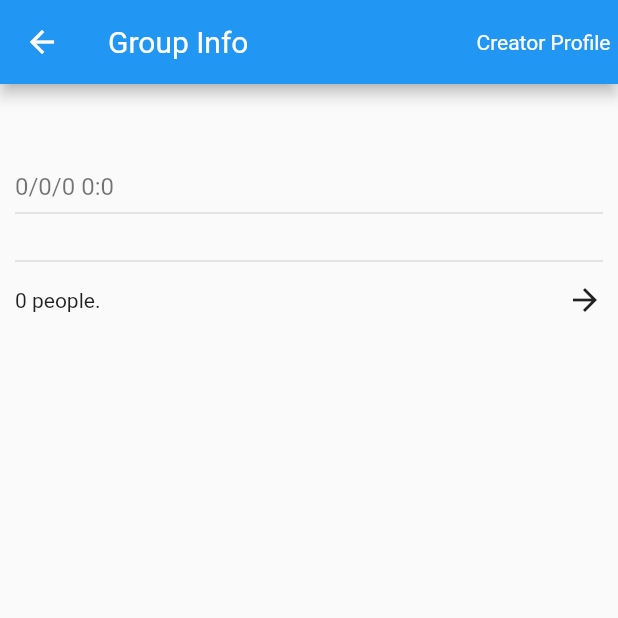
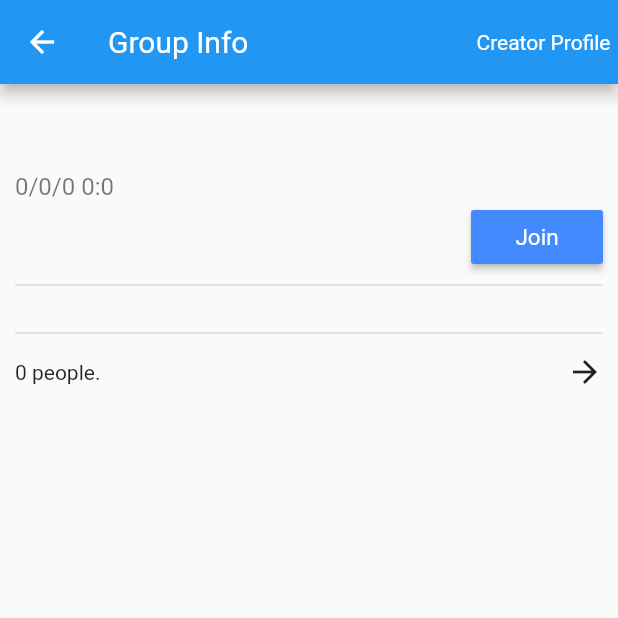
Before and after one commit to afonsoafonsoafonso/bird-chat, a Flutter app: the GroupInfoPage screen opened directly with empty values, on a phone screen of 412 x 824 dp, the top half of it. Run offline on Flutter 3.47's test engine with Material 2 defaults, Android fonts, the phone set to English and light mode, and no system bars.

Commit message:
[Join-Group] Implemented join group functionality

```diff
--- a/bird_chat/lib/screens/GroupInfoPage.dart
+++ b/bird_chat/lib/screens/GroupInfoPage.dart
@@ -1,5 +1,3 @@
-import 'dart:convert';
-
 import 'package:bird_chat/models/User.dart';
 import 'package:bird_chat/models/date.dart';
 import 'package:bird_chat/models/events.dart';
@@ -8,15 +6,59 @@ import 'package:bird_chat/models/time.dart';
 import 'package:bird_chat/screens/profile_page.dart';
 import 'package:bird_chat/services/DatabaseMock.dart';
 import 'package:flutter/material.dart';
-import 'package:flutter/services.dart';
 import 'package:flutter/widgets.dart';
 
-class GroupInfoPage extends StatelessWidget {
+
+class GroupInfoPage extends StatefulWidget {
   static const String route = "/groupinfo";
 
   final Event event;
 
   GroupInfoPage({this.event});
+
+  @override
+  State<StatefulWidget> createState() {
+    return _GroupInfoPage();
+  }
+}
+
+class _GroupInfoPage extends State<GroupInfoPage> {
+
+  bool isPartOf;
+
+  // Widget joinButton =  RaisedButton (
+  //       onPressed: null,
+  //       textColor: Colors.white,
+  //       color: Colors.blueAccent,
+  //       child:const Text(
+  //         'Joined',
+  //         style: TextStyle(fontSize: 15)
+  //       ),
+  //     );
+
+  @override
+  void initState() {
+    super.initState();
+
+    // Hard coded current user -> need to change this
+    isPartOf = DatabaseMock.isUserInGroup('dariodinucci', widget.event.id);
+
+    // if(!isPartOf) {
+    //   joinButton = RaisedButton (
+    //     onPressed: () {
+    //       DatabaseMock.addUserToGroup('dariodinucci', widget.event.id);
+    //       isPartOf = true;
+    //     },
+    //     textColor: Colors.white,
+    //     color: Colors.blueAccent,
+    //     child:const Text(
+    //       'Join',
+    //       style: TextStyle(fontSize: 15)
+    //     ),
+    //   );
+    // }
+  }
+
 
   @override
   Widget build(BuildContext context) {
@@ -35,7 +77,7 @@ class GroupInfoPage extends StatelessWidget {
               ),
               onTap: () {
                 Navigator.pushNamed(context, ProfilePage.route,
-                    arguments: event.creator);
+                    arguments: widget.event.creator);
               },
             ),
           )
@@ -47,33 +89,58 @@ class GroupInfoPage extends StatelessWidget {
           children: <Widget>[
             //Title
             Text(
-              event.title,
+              widget.event.title,
               style: TextStyle(fontSize: 24, fontWeight: FontWeight.bold),
             ),
             //Title location
             Text(
-              event.location,
+              widget.event.location,
               style: TextStyle(
                 fontSize: 18,
                 color: Colors.black54,
               ),
             ),
             Text(
-              eventDateSring(event.startTime),
+              eventDateSring(widget.event.startTime),
               style: TextStyle(
                 fontSize: 16,
                 color: Colors.black54,
               ),
             ),
+            new Row(
+              mainAxisAlignment: MainAxisAlignment.end,
+              children: <Widget> [
+                RaisedButton (
+                  onPressed: () {
+                    if(isPartOf) {
+                      return;
+                    }
+
+                    DatabaseMock.addUserToGroup('dariodinucci', widget.event.id);
+                    isPartOf = true;
+                  },
+                  textColor: Colors.white,
+                  color: (isPartOf)? Colors.grey : Colors.blueAccent,
+                  child: (isPartOf)? const Text(
+                    'Joined',
+                    style: TextStyle(fontSize: 15)
+                  ) :
+                  const Text(
+                    'Join',
+                    style: TextStyle(fontSize: 15)
+                  )
+                )
+              ]
+            ),
             Divider(
               thickness: 1,
             ),
-            Text(event.description),
+            Text(widget.event.description),
             Divider(
               thickness: 1,
             ),
             PeopleList(
-              event: event,
+              event: widget.event,
             ),
           ],
         ),
--- a/bird_chat/lib/screens/HomePage.dart
+++ b/bird_chat/lib/screens/HomePage.dart
@@ -3,7 +3,6 @@ import 'package:bird_chat/screens/profile_page.dart';
 import 'package:flutter/material.dart';
 import 'package:bird_chat/widgets/home_body.dart';
 import 'package:bird_chat/widgets/myEvents_body.dart';
-import 'package:bird_chat/widgets/event_notification.dart';
 import 'CreatePage.dart';
 
 class Home extends StatefulWidget {
--- a/bird_chat/lib/services/DatabaseMock.dart
+++ b/bird_chat/lib/services/DatabaseMock.dart
@@ -66,4 +66,21 @@ class DatabaseMock {
   static getUser(String key) {
     return usersMap[key];
   }
+
+  static bool isUserInGroup(String userKey, int groupKey) {
+
+    Event event = events[groupKey];
+
+    for(var i=0; i<event.attendees.length; i++) {
+      if(event.attendees[i] == userKey) {
+        return true;
+      }
+    }
+
+    return false;
+  }
+
+  static void addUserToGroup(String userKey, int groupKey) {
+    events[groupKey].attendees.add(userKey);
+  }
 }
--- a/bird_chat/lib/widgets/event_Container.dart
+++ b/bird_chat/lib/widgets/event_Container.dart
@@ -33,7 +33,7 @@ class _EventContainer extends State<EventContainer> {
               Expanded (
                 flex: 7,
                 child: InkWell(
-                    onTap: (){
+                    onTap: () {
                       Navigator.pushNamed(context, ChatPage.route, arguments: widget.event);
                     },
                     child: Container (
```
